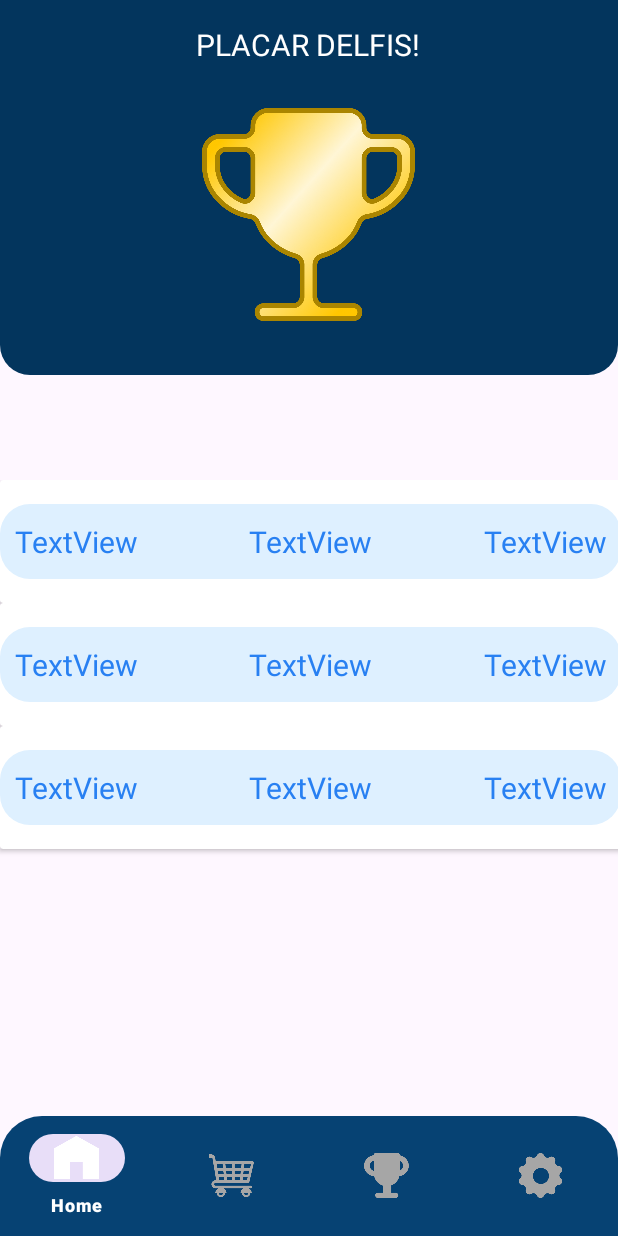
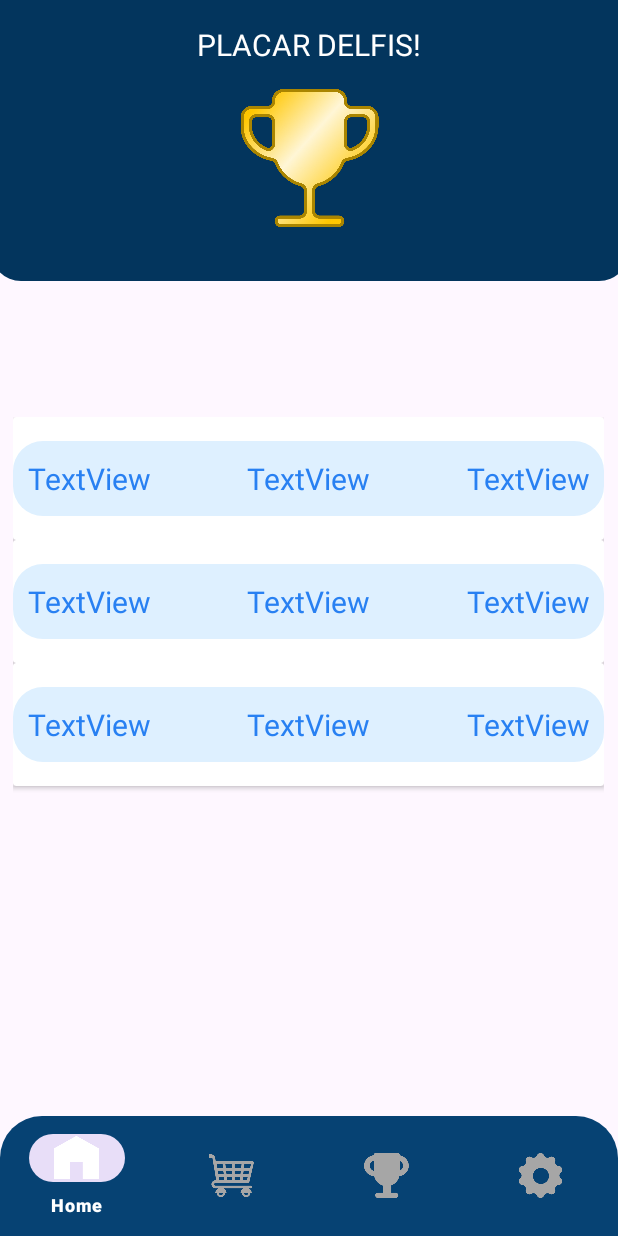
Before and after one commit to delfis-project/delfis-app, an Android app: the layout activity_leaderboard.xml on its own in the app's theme, with its tools: preview values and no code run, on a phone screen of 412 x 824 dp. Run offline under Robolectric (Android 15) with nearby library versions, the phone set to English and light mode, and no system bars.

Commit message:
fazendo leaderboard, tá bem feio

```diff
--- a/app/src/main/res/layout/activity_home.xml
+++ b/app/src/main/res/layout/activity_home.xml
@@ -132,7 +132,7 @@
         app:layout_constraintVertical_bias="0.534" />
 
     <TextView
-        android:id="@+id/textView8"
+        android:id="@+id/textLugar"
         android:layout_width="wrap_content"
         android:layout_height="wrap_content"
         android:text="sequência"
@@ -146,7 +146,7 @@
         app:layout_constraintVertical_bias="0.291" />
 
     <TextView
-        android:id="@+id/textView9"
+        android:id="@+id/textPontos"
         android:layout_width="131dp"
         android:layout_height="117dp"
         android:text="fazer desafio diário"
--- a/app/src/main/res/layout/activity_leaderboard.xml
+++ b/app/src/main/res/layout/activity_leaderboard.xml
@@ -20,18 +20,21 @@
         android:id="@+id/navbar"/>
 
     <androidx.recyclerview.widget.RecyclerView
-        android:layout_width="414dp"
-        android:layout_height="504dp"
+        android:id="@+id/recyclerViewUsers"
+        android:layout_width="394dp"
+        android:layout_height="546dp"
         app:layout_constraintBottom_toBottomOf="parent"
         app:layout_constraintEnd_toEndOf="parent"
-        app:layout_constraintHorizontal_bias="0.0"
+        app:layout_constraintHorizontal_bias="0.47"
         app:layout_constraintStart_toStartOf="parent"
-        tools:listitem="@layout/user_ranking" />
+        app:layout_constraintTop_toBottomOf="@+id/constraintLayout4"
+        app:layout_constraintVertical_bias="1.0"
+        tools:listitem="@layout/item_user_leaderboard" />
 
     <androidx.constraintlayout.widget.ConstraintLayout
         android:id="@+id/constraintLayout4"
-        android:layout_width="0dp"
-        android:layout_height="250dp"
+        android:layout_width="425dp"
+        android:layout_height="187dp"
         android:background="@drawable/trofeu_area"
         app:layout_constraintEnd_toEndOf="parent"
         app:layout_constraintStart_toStartOf="parent"
@@ -52,8 +55,8 @@
 
         <ImageView
             android:id="@+id/imageView12"
-            android:layout_width="158dp"
-            android:layout_height="142dp"
+            android:layout_width="123dp"
+            android:layout_height="92dp"
             android:layout_marginBottom="36dp"
             app:layout_constraintBottom_toBottomOf="parent"
             app:layout_constraintEnd_toEndOf="parent"
--- a/app/src/main/res/layout/activity_store.xml
+++ b/app/src/main/res/layout/activity_store.xml
@@ -154,7 +154,7 @@
         app:layout_constraintVertical_bias="0.25" />
 
     <TextView
-        android:id="@+id/textView10"
+        android:id="@+id/textNome"
         android:layout_width="121dp"
         android:layout_height="27dp"
         android:layout_marginTop="8dp"
--- a/app/src/main/res/layout/user_self_ranking.xml
+++ b/app/src/main/res/layout/item_user_leaderboard.xml
@@ -5,41 +5,42 @@
     android:padding="10sp">
 
     <LinearLayout
+        android:id="@+id/linearLayout"
         android:layout_width="match_parent"
         android:layout_height="50sp"
         android:layout_marginVertical="16sp"
-        android:background="@drawable/model_user_self_ranking"
+        android:background="@drawable/model_user_ranking"
         android:gravity="center_vertical"
         android:orientation="horizontal"
         android:padding="10dp">
 
         <TextView
-            android:id="@+id/textView8"
+            android:id="@+id/textLugar"
             android:layout_width="wrap_content"
             android:layout_height="wrap_content"
             android:layout_weight="1"
             android:text="TextView"
-            android:textColor="#FFFFFF"
+            android:textColor="#2880F2"
             android:textSize="20sp" />
 
         <TextView
-            android:id="@+id/textView10"
+            android:id="@+id/textNome"
             android:layout_width="wrap_content"
             android:layout_height="wrap_content"
             android:layout_weight="1"
             android:text="TextView"
             android:textAlignment="center"
-            android:textColor="#FFFFFF"
+            android:textColor="#2880F2"
             android:textSize="20sp" />
 
         <TextView
-            android:id="@+id/textView9"
+            android:id="@+id/textPontos"
             android:layout_width="wrap_content"
             android:layout_height="wrap_content"
             android:layout_weight="1"
             android:text="TextView"
             android:textAlignment="viewEnd"
-            android:textColor="#FFFFFF"
+            android:textColor="#2880F2"
             android:textSize="20sp" />
     </LinearLayout>
 
--- a/app/src/main/res/layout/user_ranking.xml
+++ /dev/null
@@ -1,46 +0,0 @@
-<?xml version="1.0" encoding="utf-8"?>
-<androidx.cardview.widget.CardView xmlns:android="http://schemas.android.com/apk/res/android"
-    android:layout_width="match_parent"
-    android:layout_height="wrap_content"
-    android:padding="10sp">
-
-    <LinearLayout
-        android:layout_width="match_parent"
-        android:layout_height="50sp"
-        android:layout_marginVertical="16sp"
-        android:background="@drawable/model_user_ranking"
-        android:gravity="center_vertical"
-        android:orientation="horizontal"
-        android:padding="10dp">
-
-        <TextView
-            android:id="@+id/textView8"
-            android:layout_width="wrap_content"
-            android:layout_height="wrap_content"
-            android:layout_weight="1"
-            android:text="TextView"
-            android:textColor="#2880F2"
-            android:textSize="20sp" />
-
-        <TextView
-            android:id="@+id/textView10"
-            android:layout_width="wrap_content"
-            android:layout_height="wrap_content"
-            android:layout_weight="1"
-            android:text="TextView"
-            android:textAlignment="center"
-            android:textColor="#2880F2"
-            android:textSize="20sp" />
-
-        <TextView
-            android:id="@+id/textView9"
-            android:layout_width="wrap_content"
-            android:layout_height="wrap_content"
-            android:layout_weight="1"
-            android:text="TextView"
-            android:textAlignment="viewEnd"
-            android:textColor="#2880F2"
-            android:textSize="20sp" />
-    </LinearLayout>
-
-</androidx.cardview.widget.CardView>
```
Also changed, not shown: app/src/main/java/goldenage/delfis/app/activity/navbar/LeaderboardActivity.java (+51 -2 lines), app/src/main/java/goldenage/delfis/app/adapter/AdapterUserLeaderboard.java (added, +70 -0 lines), app/src/main/java/goldenage/delfis/app/api/DelfisApiService.java (+6 -2 lines).
